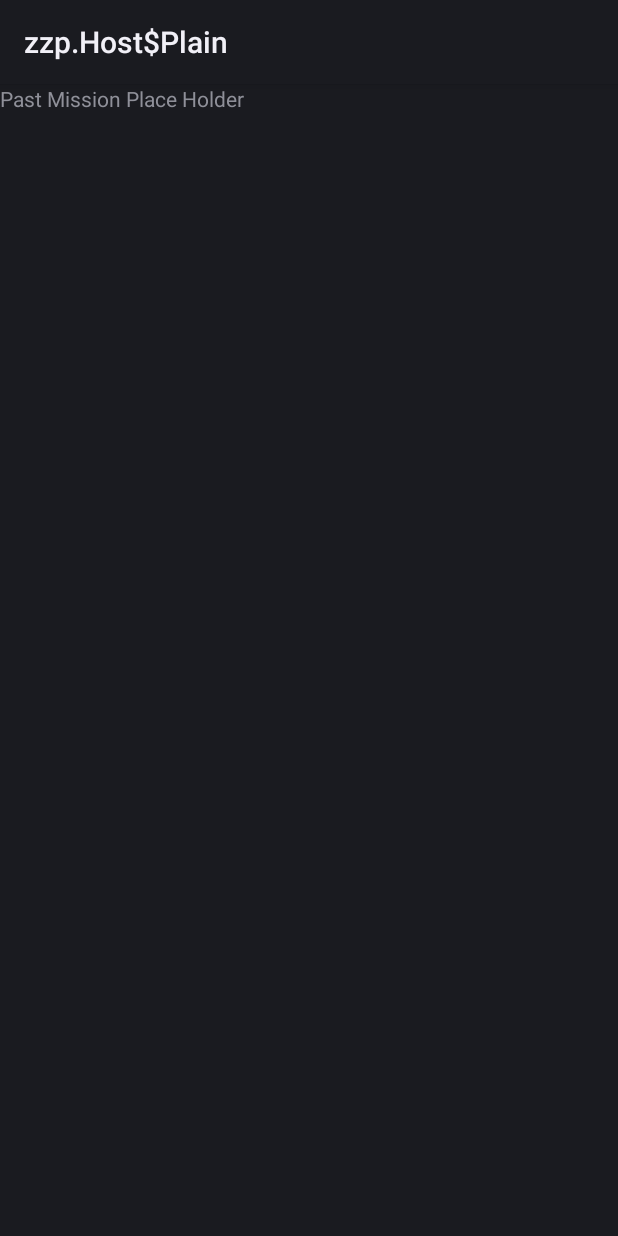
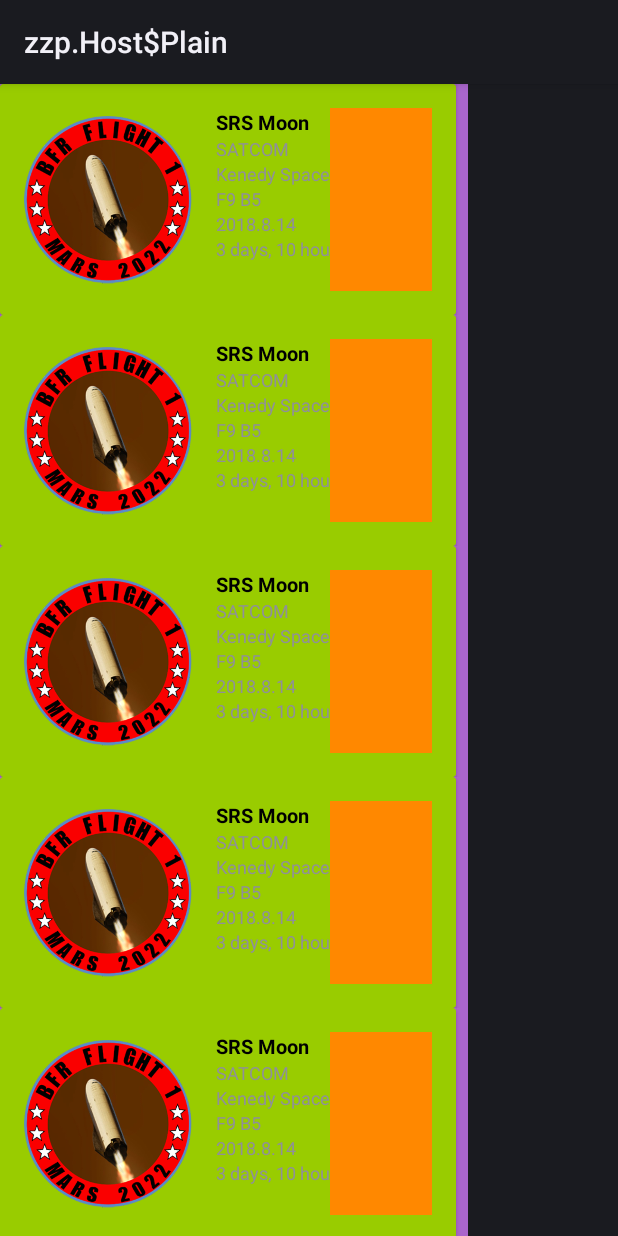
Before and after one commit to millway/AndroidSpaceXNow, an Android app: the fragment Missions_PastFragment shown on its own in the app's theme, on a phone screen of 412 x 824 dp. Run offline under Robolectric (Android 15) with nearby library versions, the phone set to English and light mode, and no system bars.

Commit message:
Added RecyclerView and CardView to the Upcoming and past missions fragment with template data.

```diff
--- a/feature/build.gradle
+++ b/feature/build.gradle
@@ -18,10 +18,12 @@ android {
 }
 
 dependencies {
-    implementation fileTree(dir: 'libs', include: ['*.jar'])
+    implementation fileTree(include: ['*.jar'], dir: 'libs')
     implementation project(':base')
     testImplementation 'junit:junit:4.12'
     androidTestImplementation 'com.android.support.test:runner:1.0.2'
     androidTestImplementation 'com.android.support.test.espresso:espresso-core:3.0.2'
     api 'com.android.support:design:25.3.1'
+    implementation 'com.android.support:recyclerview-v7:27.1.1'
+    implementation 'com.android.support:cardview-v7:27.1.1'
 }
--- a/feature/src/main/java/com/mine/milkyway/spacexnow/feature/Missions_PastFragment.java
+++ b/feature/src/main/java/com/mine/milkyway/spacexnow/feature/Missions_PastFragment.java
@@ -4,9 +4,14 @@ import android.content.Context;
 import android.net.Uri;
 import android.os.Bundle;
 import android.support.v4.app.Fragment;
+import android.support.v7.widget.LinearLayoutManager;
+import android.support.v7.widget.RecyclerView;
 import android.view.LayoutInflater;
 import android.view.View;
 import android.view.ViewGroup;
+
+import java.util.ArrayList;
+import java.util.List;
 
 
 /**
@@ -26,6 +31,11 @@ public class Missions_PastFragment extends Fragment {
     // TODO: Rename and change types of parameters
     private String mParam1;
     private String mParam2;
+    private RecyclerView mRecyclerView;
+
+    private Missions_RecyclerView_ItemAdapter missions_recyclerView_itemAdapter;
+    List<Missions_RecyclerView_Item> missions_recyclerView_items;
+
 
     private OnFragmentInteractionListener mListener;
 
@@ -64,7 +74,35 @@ public class Missions_PastFragment extends Fragment {
     public View onCreateView(LayoutInflater inflater, ViewGroup container,
                              Bundle savedInstanceState) {
         // Inflate the layout for this fragment
-        return inflater.inflate(R.layout.fragment_missions__past, container, false);
+        View view = inflater.inflate(R.layout.fragment_missions__past, container, false);
+
+        missions_recyclerView_items = new ArrayList<>();
+        mRecyclerView = (RecyclerView) view.findViewById(R.id.past_mission_recycler_view);
+
+        //set this to fixed size to improve performance if the the content do not change the layout.
+        mRecyclerView.setHasFixedSize(false);
+
+        mRecyclerView.setLayoutManager(new LinearLayoutManager(view.getContext()));
+
+        for (int i = 0 ; i <20 ; i++)
+            missions_recyclerView_items.add(
+                    new Missions_RecyclerView_Item(
+                            i,
+                            R.drawable.bfr,
+                            "SRS Moon","SATCOM",
+                            "Kenedy Space Station",
+                            "GTO"
+                            ,"2018.8.14"
+                            ,"3 days, 10 hours, 4 minutes")
+            );
+
+
+
+        missions_recyclerView_itemAdapter = new Missions_RecyclerView_ItemAdapter(view.getContext(),missions_recyclerView_items);
+        mRecyclerView.setAdapter(missions_recyclerView_itemAdapter);
+
+
+        return  view;
     }
 
     // TODO: Rename method, update argument and hook method into UI event
--- /dev/null
+++ b/feature/src/main/java/com/mine/milkyway/spacexnow/feature/Missions_RecyclerView_Item.java
@@ -0,0 +1,53 @@
+package com.mine.milkyway.spacexnow.feature;
+
+import java.util.Date;
+
+public class Missions_RecyclerView_Item {
+
+    private  int id , image;
+    private  String title, client_copany_name, launch_complex, orbit_type;
+    private  String launch_time, time_remaining;
+
+    public Missions_RecyclerView_Item(int id, int mission_image, String title, String client_copany_name, String launch_complex, String orbit_type, String launch_time, String time_to_launch) {
+        this.id = id;
+        this.image = mission_image;
+        this.title = title;
+        this.client_copany_name = client_copany_name;
+        this.launch_complex = launch_complex;
+        this.orbit_type = orbit_type;
+        this.launch_time = launch_time;
+        this.time_remaining = time_to_launch;
+    }
+
+    public int getId() {
+        return id;
+    }
+
+    public int getImage() {
+        return image;
+    }
+
+    public String getTitle() {
+        return title;
+    }
+
+    public String getClient_copany_name() {
+        return client_copany_name;
+    }
+
+    public String getLaunch_complex() {
+        return launch_complex;
+    }
+
+    public String getOrbit_type() {
+        return orbit_type;
+    }
+
+    public String getLaunch_time() {
+        return launch_time;
+    }
+
+    public String getTime_remaining() {
+        return time_remaining;
+    }
+}
--- /dev/null
+++ b/feature/src/main/java/com/mine/milkyway/spacexnow/feature/Missions_RecyclerView_ItemAdapter.java
@@ -0,0 +1,74 @@
+package com.mine.milkyway.spacexnow.feature;
+
+import android.content.Context;
+import android.support.annotation.NonNull;
+import android.support.v7.widget.RecyclerView;
+import android.view.LayoutInflater;
+import android.view.View;
+import android.view.ViewGroup;
+import android.widget.ImageView;
+import android.widget.TextView;
+
+import org.w3c.dom.Text;
+
+import java.util.List;
+
+public class Missions_RecyclerView_ItemAdapter extends RecyclerView.Adapter<Missions_RecyclerView_ItemAdapter.Missions_RecyclerView_ItemViewHolder> {
+
+    private Context mContext;
+    private List<Missions_RecyclerView_Item> MissionsItemList;
+
+    public Missions_RecyclerView_ItemAdapter(Context mContext, List<Missions_RecyclerView_Item> missionsItemList) {
+        this.mContext = mContext;
+        MissionsItemList = missionsItemList;
+    }
+
+    @NonNull
+    @Override
+    public Missions_RecyclerView_ItemViewHolder onCreateViewHolder(@NonNull ViewGroup parent, int viewType) {
+
+        LayoutInflater inflater = LayoutInflater.from(mContext);
+        View   view = inflater.inflate(R.layout.missions_list_item_template,null  );
+        return new Missions_RecyclerView_ItemViewHolder(view);
+    }
+
+    @Override
+    public void onBindViewHolder(@NonNull Missions_RecyclerView_ItemViewHolder holder, int position) {
+        Missions_RecyclerView_Item missions_recyclerView_item = MissionsItemList.get(position);
+
+        holder.missionsTitle.setText(missions_recyclerView_item.getTitle());
+        holder.missionsClientCompanyName.setText(missions_recyclerView_item.getClient_copany_name());
+        holder.missionsLaunchComplex.setText(missions_recyclerView_item.getLaunch_complex());
+        holder.missionsLaunchTime.setText(missions_recyclerView_item.getLaunch_time());
+        holder.missions_time_to_launch.setText(missions_recyclerView_item.getTime_remaining());
+
+        holder.missionImage.setImageDrawable(mContext.getResources().getDrawable(missions_recyclerView_item.getImage()));
+    }
+
+    @Override
+    public int getItemCount() {
+        return MissionsItemList.size();
+    }
+
+    class Missions_RecyclerView_ItemViewHolder extends RecyclerView.ViewHolder{
+
+        ImageView missionImage;
+        TextView  missionsTitle;
+        TextView  missionsClientCompanyName;
+        TextView  missionsLaunchComplex;
+        TextView  missionsLaunchTime;
+        TextView  missions_time_to_launch;
+
+        public Missions_RecyclerView_ItemViewHolder(View itemView) {
+            super(itemView);
+            missionImage  =(ImageView) itemView.findViewById(R.id.missions_item_imageview);
+            missionsTitle =(TextView) itemView.findViewById(R.id.missions_item_title);
+            missionsClientCompanyName =  (TextView) itemView.findViewById(R.id.missions_client_company_name);
+            missionsLaunchComplex  = (TextView) itemView.findViewById(R.id.missions_launch_complex);
+            missionsLaunchTime = (TextView) itemView.findViewById(R.id.missions_launch_time);
+            missions_time_to_launch = (TextView) itemView.findViewById(R.id.missions_time_to_launch);
+
+
+        }
+    }
+}
--- a/feature/src/main/java/com/mine/milkyway/spacexnow/feature/Missions_UpcomingFragment.java
+++ b/feature/src/main/java/com/mine/milkyway/spacexnow/feature/Missions_UpcomingFragment.java
@@ -4,9 +4,15 @@ import android.content.Context;
 import android.net.Uri;
 import android.os.Bundle;
 import android.support.v4.app.Fragment;
+import android.support.v4.view.ViewPager;
+import android.support.v7.widget.LinearLayoutManager;
+import android.support.v7.widget.RecyclerView;
 import android.view.LayoutInflater;
 import android.view.View;
 import android.view.ViewGroup;
+
+import java.util.ArrayList;
+import java.util.List;
 
 
 /**
@@ -26,8 +32,11 @@ public class Missions_UpcomingFragment extends Fragment {
     // TODO: Rename and change types of parameters
     private String mParam1;
     private String mParam2;
+    private RecyclerView mRecyclerView;
+    private OnFragmentInteractionListener mListener;
+    private Missions_RecyclerView_ItemAdapter missions_recyclerView_itemAdapter;
+    List<Missions_RecyclerView_Item> missions_recyclerView_items;
 
-    private OnFragmentInteractionListener mListener;
 
     public Missions_UpcomingFragment() {
         // Required empty public constructor
@@ -58,13 +67,37 @@ public class Missions_UpcomingFragment extends Fragment {
             mParam1 = getArguments().getString(ARG_PARAM1);
             mParam2 = getArguments().getString(ARG_PARAM2);
         }
+
     }
 
     @Override
     public View onCreateView(LayoutInflater inflater, ViewGroup container,
                              Bundle savedInstanceState) {
         // Inflate the layout for this fragment
-        return inflater.inflate(R.layout.fragment_missions__upcoming, container, false);
+        View view =  inflater.inflate(R.layout.fragment_missions__upcoming, container, false);
+
+        missions_recyclerView_items = new ArrayList<>();
+        mRecyclerView = (RecyclerView) view.findViewById(R.id.upcoming_mission_recycler_view);
+
+        //set this to fixed size to improve performance if the the content do not change the layout.
+        mRecyclerView.setHasFixedSize(true);
+
+        mRecyclerView.setLayoutManager(new LinearLayoutManager(view.getContext()));
+
+        for (int i = 0 ; i <20 ; i++)
+        missions_recyclerView_items.add(
+                new Missions_RecyclerView_Item(i,R.drawable.iridium_mission_8,"SRS Moon","SATCOM",
+                "Kenedy Space Station",
+                "GTO"
+                ,"2018.8.14"
+                ,"3 days, 10 hours, 4 minutes")
+        );
+
+
+
+        missions_recyclerView_itemAdapter = new Missions_RecyclerView_ItemAdapter(view.getContext(),missions_recyclerView_items);
+        mRecyclerView.setAdapter(missions_recyclerView_itemAdapter);
+        return view;
     }
 
     // TODO: Rename method, update argument and hook method into UI event
--- a/feature/src/main/res/layout/fragment_missions.xml
+++ b/feature/src/main/res/layout/fragment_missions.xml
@@ -19,7 +19,6 @@
         android:id="@+id/Pager_Mission"
         android:layout_width="match_parent"
         android:layout_height="match_parent">
-
     </android.support.v4.view.ViewPager>
 
 
--- a/feature/src/main/res/layout/fragment_missions__past.xml
+++ b/feature/src/main/res/layout/fragment_missions__past.xml
@@ -5,10 +5,12 @@
     android:layout_height="match_parent"
     tools:context=".Missions_PastFragment">
 
-    <!-- TODO: Update blank fragment layout -->
-    <TextView
+    <android.support.v7.widget.RecyclerView
         android:layout_width="match_parent"
         android:layout_height="match_parent"
-        android:text="@string/Past_Mission_PHolder" />
+        android:id="@+id/past_mission_recycler_view"
+        android:scrollbars="horizontal">
+
+    </android.support.v7.widget.RecyclerView>
 
 </FrameLayout>
--- a/feature/src/main/res/layout/fragment_missions__upcoming.xml
+++ b/feature/src/main/res/layout/fragment_missions__upcoming.xml
@@ -5,10 +5,13 @@
     android:layout_height="match_parent"
     tools:context=".Missions_UpcomingFragment">
 
-    <!-- TODO: Update blank fragment layout -->
-    <TextView
+    <android.support.v7.widget.RecyclerView
         android:layout_width="match_parent"
         android:layout_height="match_parent"
-        android:text="@string/Upcoming_Mission_PHolder" />
+        android:id="@+id/upcoming_mission_recycler_view"
+        android:scrollbars="horizontal">
+
+    </android.support.v7.widget.RecyclerView>
+
 
 </FrameLayout>
--- /dev/null
+++ b/feature/src/main/res/layout/missions_list_item_template.xml
@@ -0,0 +1,105 @@
+<?xml version="1.0" encoding="utf-8"?>
+<LinearLayout xmlns:android="http://schemas.android.com/apk/res/android"
+    xmlns:app="http://schemas.android.com/apk/res-auto"
+    xmlns:tools="http://schemas.android.com/tools"
+    android:layout_width="match_parent"
+    android:layout_height="wrap_content"
+    android:orientation="vertical"
+    android:background="@android:color/holo_purple">
+
+    <android.support.v7.widget.CardView
+        android:id="@+id/missions_cardview"
+        android:layout_width="match_parent"
+        android:layout_height="wrap_content"
+        android:layout_marginEnd="8dp"
+        app:cardBackgroundColor="@android:color/holo_green_light">
+
+        <android.support.constraint.ConstraintLayout
+            android:id="@+id/relativeLayout"
+            android:layout_width="match_parent"
+            android:layout_height="wrap_content"
+            android:padding="16dp">
+
+            <ImageView
+                android:id="@+id/missions_item_imageview"
+                android:layout_width="112dp"
+                android:layout_height="122dp"
+                android:layout_marginRight="16dp"
+                android:src="@mipmap/ic_launcher"
+                app:layout_constraintLeft_toLeftOf="parent"
+                app:layout_constraintTop_toTopOf="parent" />
+
+            <TextView
+                android:id="@+id/missions_item_title"
+                android:layout_width="wrap_content"
+                android:layout_height="wrap_content"
+                android:layout_marginLeft="16dp"
+                android:text="Merah Putih (Telkom-4)"
+                android:textColor="@android:color/black"
+                android:textSize="13sp"
+                android:textStyle="bold"
+                app:layout_constraintLeft_toRightOf="@+id/missions_item_imageview"
+                app:layout_constraintTop_toTopOf="parent" />
+
+            <TextView
+                android:id="@+id/missions_client_company_name"
+                android:layout_width="wrap_content"
+                android:layout_height="wrap_content"
+                android:layout_marginLeft="16dp"
+                android:text="Telkom Indonesia"
+                android:textSize="12sp"
+                app:layout_constraintLeft_toRightOf="@+id/missions_item_imageview"
+                app:layout_constraintTop_toBottomOf="@+id/missions_item_title" />
+
+            <TextView
+                android:id="@+id/missions_launch_complex"
+                android:layout_width="wrap_content"
+                android:layout_height="wrap_content"
+                android:text="CCAFS, SLC-40"
+                android:textSize="12sp"
+                app:layout_constraintLeft_toLeftOf="@+id/missions_client_company_name"
+                app:layout_constraintTop_toBottomOf="@+id/missions_client_company_name" />
+
+            <TextView
+                android:id="@+id/missions_rocket_type"
+                android:layout_width="wrap_content"
+                android:layout_height="wrap_content"
+                android:text="F9 B5"
+                android:textSize="12sp"
+                app:layout_constraintLeft_toLeftOf="@+id/missions_launch_complex"
+                app:layout_constraintTop_toBottomOf="@+id/missions_launch_complex" />
+
+            <TextView
+                android:id="@+id/missions_launch_time"
+                android:layout_width="wrap_content"
+                android:layout_height="wrap_content"
+                android:text="NET sat, 4th Aug 2018"
+                android:textSize="12sp"
+                app:layout_constraintLeft_toLeftOf="@+id/missions_rocket_type"
+                app:layout_constraintTop_toBottomOf="@+id/missions_rocket_type" />
+
+            <TextView
+                android:id="@+id/missions_time_to_launch"
+                android:layout_width="wrap_content"
+                android:layout_height="wrap_content"
+                android:text="3 days, 13 hours"
+                android:textSize="12sp"
+                app:layout_constraintLeft_toLeftOf="@+id/missions_item_title"
+                app:layout_constraintTop_toBottomOf="@+id/missions_launch_time" />
+
+            <LinearLayout
+                android:layout_width="68dp"
+                android:layout_height="0dp"
+                android:background="@android:color/holo_orange_dark"
+                app:layout_constraintBottom_toBottomOf="parent"
+                app:layout_constraintEnd_toEndOf="parent"
+                app:layout_constraintTop_toTopOf="parent">
+
+                <TextView
+                    android:layout_width="wrap_content"
+                    android:layout_height="wrap_content" />
+            </LinearLayout>
+        </android.support.constraint.ConstraintLayout>
+    </android.support.v7.widget.CardView>
+
+</LinearLayout>
```
Also changed, not shown: feature/src/main/res/drawable/bfr.png (added), feature/src/main/res/drawable/crs_16.png (added), feature/src/main/res/drawable/dm12.png (added), feature/src/main/res/drawable/dod_stp_2.png (added), feature/src/main/res/drawable/gps_3.png (added), feature/src/main/res/drawable/ifa.png (added), feature/src/main/res/drawable/iridium_mission_8.png (added), feature/src/main/res/drawable/occupymars.png (added), feature/src/main/res/drawable/saocom_1a.png (added), feature/src/main/res/drawable/telstar_18v.png (added).
